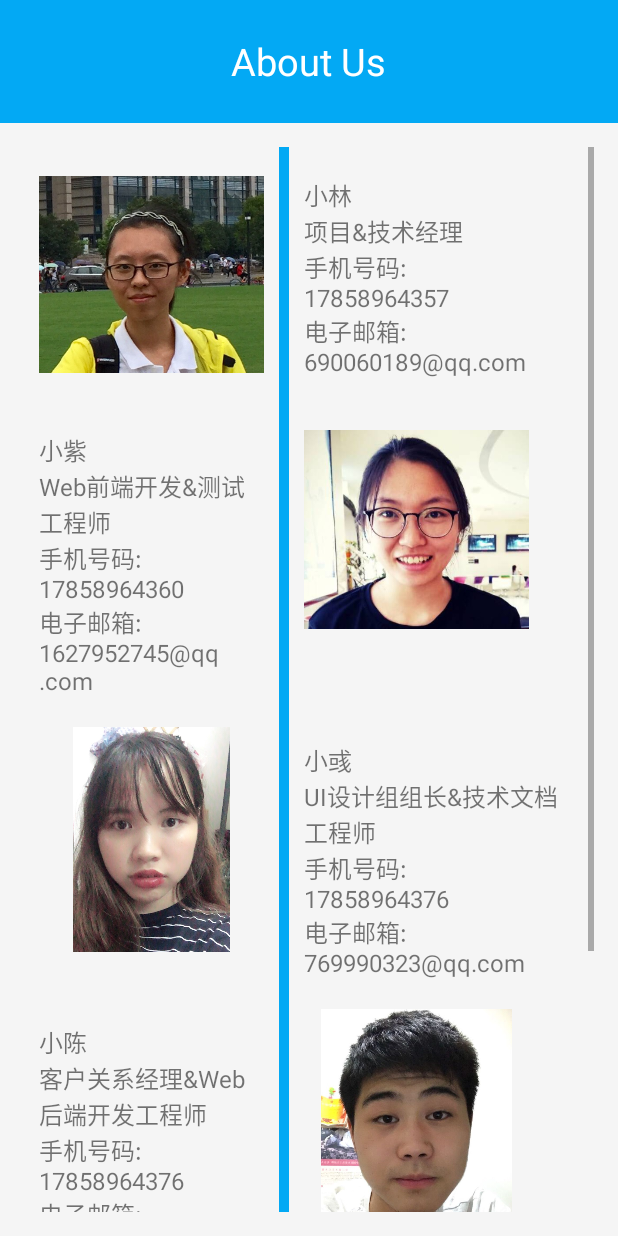
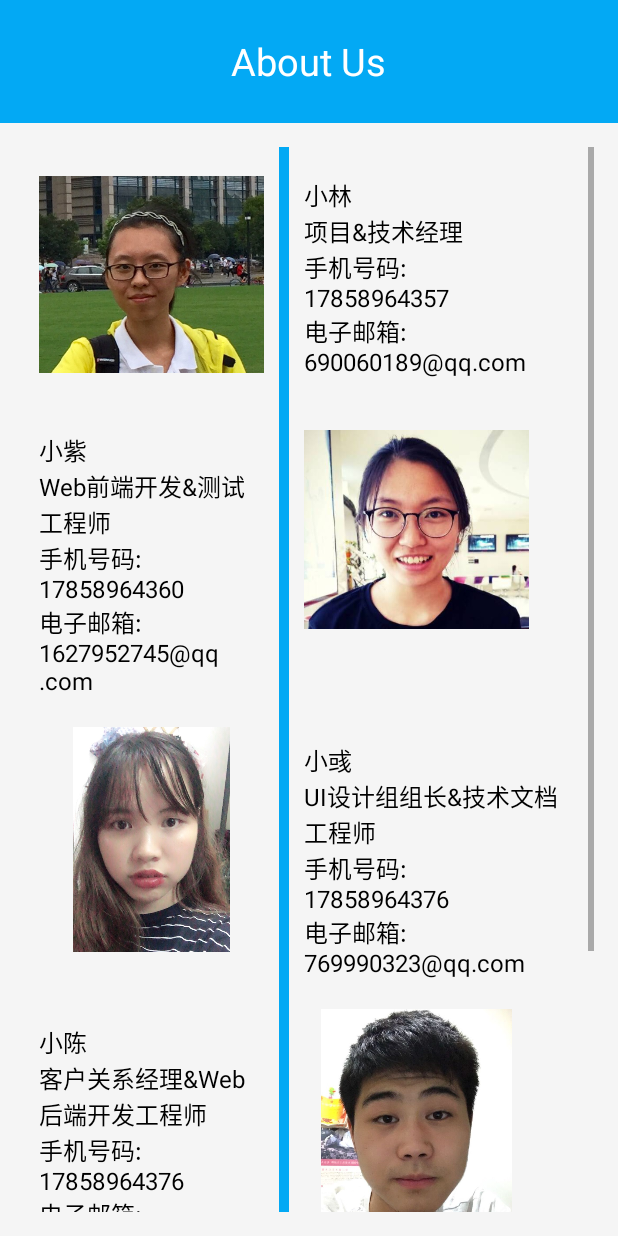
Before and after one commit to Marsor707/FaceRecognition, an Android app: the layout about_us.xml on its own in the app's theme, with its tools: preview values and no code run, on a phone screen of 412 x 824 dp. Run offline under Robolectric (Android 15) with nearby library versions, the phone set to English and light mode, and no system bars.

Commit message:
界面优化

```diff
--- a/app/src/main/java/com/facerecognition/LiveDetectCameraActivity.java
+++ b/app/src/main/java/com/facerecognition/LiveDetectCameraActivity.java
@@ -109,7 +109,7 @@ public class LiveDetectCameraActivity extends AppCompatActivity implements Surfa
         parameters.setPreviewFrameRate(20);
 
         //设置相机预览方向，模拟器上需注释掉
-        camera.setDisplayOrientation(90);
+        //camera.setDisplayOrientation(90);
 
         camera.setParameters(parameters);
         try {
--- a/app/src/main/res/layout/about_us.xml
+++ b/app/src/main/res/layout/about_us.xml
@@ -56,7 +56,8 @@
                         android:layout_marginLeft="10dp"
                         android:layout_marginBottom="10dp"
                         android:layout_marginRight="10dp"
-                        android:layout_marginTop="20dp"/>
+                        android:layout_marginTop="20dp"
+                        android:textColor="#000000"/>
                 </LinearLayout>
 
                 <LinearLayout
@@ -72,7 +73,8 @@
                         android:layout_marginLeft="10dp"
                         android:layout_marginRight="10dp"
                         android:layout_marginBottom="10dp"
-                        android:layout_marginTop="20dp"/>
+                        android:layout_marginTop="20dp"
+                        android:textColor="#000000"/>
 
                     <View
                         android:layout_width="10px"
@@ -109,7 +111,8 @@
                         android:layout_marginLeft="10dp"
                         android:layout_marginBottom="10dp"
                         android:layout_marginRight="10dp"
-                        android:layout_marginTop="20dp"/>
+                        android:layout_marginTop="20dp"
+                        android:textColor="#000000"/>
                 </LinearLayout>
 
                 <LinearLayout
@@ -124,7 +127,8 @@
                         android:layout_marginLeft="10dp"
                         android:layout_marginRight="10dp"
                         android:layout_marginBottom="10dp"
-                        android:layout_marginTop="20dp"/>
+                        android:layout_marginTop="20dp"
+                        android:textColor="#000000"/>
 
                     <View
                         android:layout_width="10px"
@@ -161,7 +165,8 @@
                         android:layout_marginLeft="10dp"
                         android:layout_marginBottom="10dp"
                         android:layout_marginRight="10dp"
-                        android:layout_marginTop="20dp"/>
+                        android:layout_marginTop="20dp"
+                        android:textColor="#000000"/>
                 </LinearLayout>
             </LinearLayout>
 
--- a/app/src/main/res/layout/detect.xml
+++ b/app/src/main/res/layout/detect.xml
@@ -34,6 +34,7 @@
             android:layout_height="wrap_content"
             android:text="@string/liveDetectIntroduction"
             android:textSize="16dp"
+            android:textColor="#000000"
             />
 
         <Button
--- a/app/src/main/res/layout/gridview_item.xml
+++ b/app/src/main/res/layout/gridview_item.xml
@@ -16,6 +16,8 @@
         android:id="@+id/gridView_text"
         android:layout_width="wrap_content"
         android:layout_height="wrap_content"
+        android:textColor="#000000"
+        android:textStyle="bold"
         android:text="这是说明"/>
 
 </LinearLayout>
--- a/app/src/main/res/layout/livedetect.xml
+++ b/app/src/main/res/layout/livedetect.xml
@@ -19,7 +19,8 @@
         android:layout_height="0dp"
         android:layout_weight="6"
         android:gravity="center"
-        android:text="使用规则:\n\n该摄像头总共有5次5秒的定时拍摄\n\n在第一次5s的时候用户需要进行眨眼的操作\n\n在第二次5s的时候用户需要进行往左边摇头45度的操作\n\n在第三次5s的时候用户需要进行往右边摇头45度的操作\n\n在第四次5s的时候用户需要进行微笑的操作\n\n第五次5s的时候用户需要进行往左右两边摇头的操作\n\n然后系统会自动拍摄用户的5次照片，并自动的保存下来从而\n\n可以进行检测\n"/>
+        android:text="使用规则:\n\n该摄像头总共有5次5秒的定时拍摄\n\n在第一次5s的时候用户需要进行眨眼的操作\n\n在第二次5s的时候用户需要进行往左边摇头45度的操作\n\n在第三次5s的时候用户需要进行往右边摇头45度的操作\n\n在第四次5s的时候用户需要进行微笑的操作\n\n第五次5s的时候用户需要进行往左右两边摇头的操作\n\n然后系统会自动拍摄用户的5次照片，并自动的保存下来从而\n\n可以进行检测\n"
+        android:textColor="#000000"/>
 
 
     <LinearLayout
--- a/app/src/main/res/layout/search.xml
+++ b/app/src/main/res/layout/search.xml
@@ -35,6 +35,7 @@
             android:layout_height="wrap_content"
             android:text="@string/searchIntroduction"
             android:textSize="16dp"
+            android:textColor="#000000"
             />
 
         <Button
--- a/app/src/main/res/layout/track.xml
+++ b/app/src/main/res/layout/track.xml
@@ -36,6 +36,7 @@
             android:layout_height="wrap_content"
             android:text="@string/trackIntroduction"
             android:textSize="16dp"
+            android:textColor="#000000"
             />
 
         <Button
--- a/app/src/main/res/values/strings.xml
+++ b/app/src/main/res/values/strings.xml
@@ -1,5 +1,5 @@
 <resources>
-    <string name="app_name">FaceRecognition</string>
+    <string name="app_name">ReKnow</string>
     <string name="trackIntroduction">人像跟踪\n\t\t\t是指利用人像捕获技术，当指定的人像在\n摄像头拍摄的范围内移动时自动地对其进行跟\n踪。\n\t\t\t现在请将摄像头对准人，并开启摄像头，我\n们将能够对人像进行跟踪。</string>
     <string name="searchIntroduction">人脸搜索\n\t\t\t是对指定的人像进行建模，并与数\n据库中的人脸相对比，最终返回五张最\n相似的人脸。</string>
     <string name="liveDetectIntroduction">活体检测\n\t\t\t系统可以识别得出摄像头前的人是一个真正的人还是一张照片，\n以此杜绝使用者用照片作假，\n此项技术需要使用者作脸部表情的配合动作\n</string>
```
Also changed, not shown: app/src/main/res/mipmap-xhdpi/capture.png, app/src/main/res/mipmap-xhdpi/compare.png, app/src/main/res/mipmap-xhdpi/detect.png, app/src/main/res/mipmap-xhdpi/mode.png, app/src/main/res/mipmap-xhdpi/search.png, app/src/main/res/mipmap-xhdpi/track.png.
